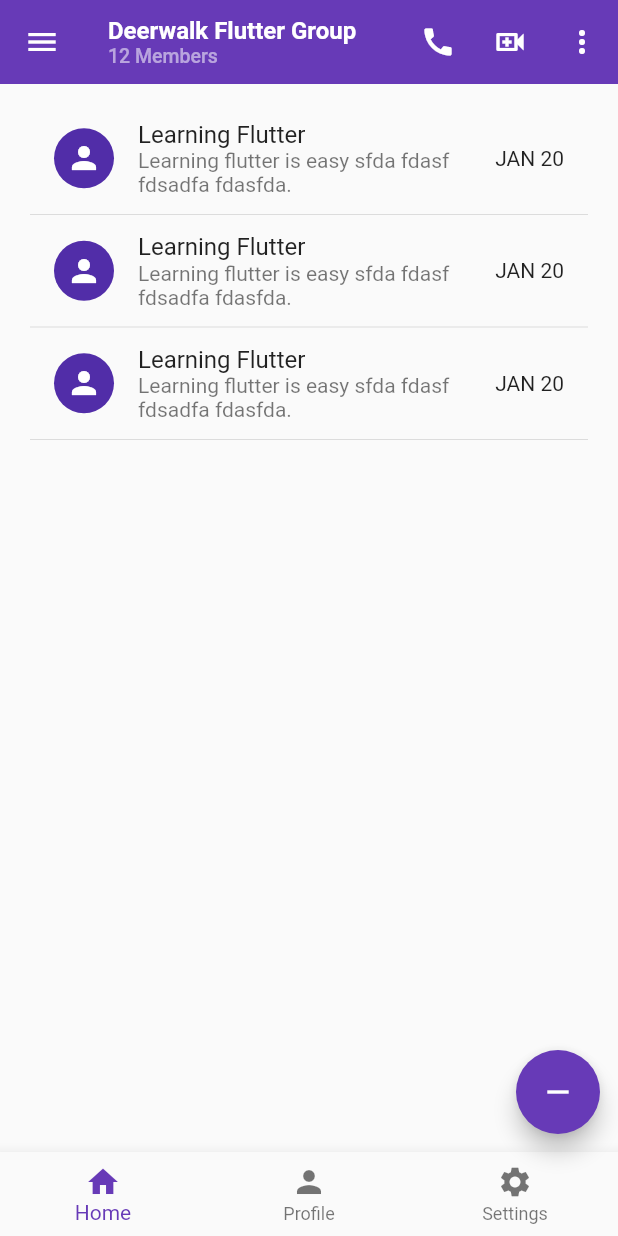
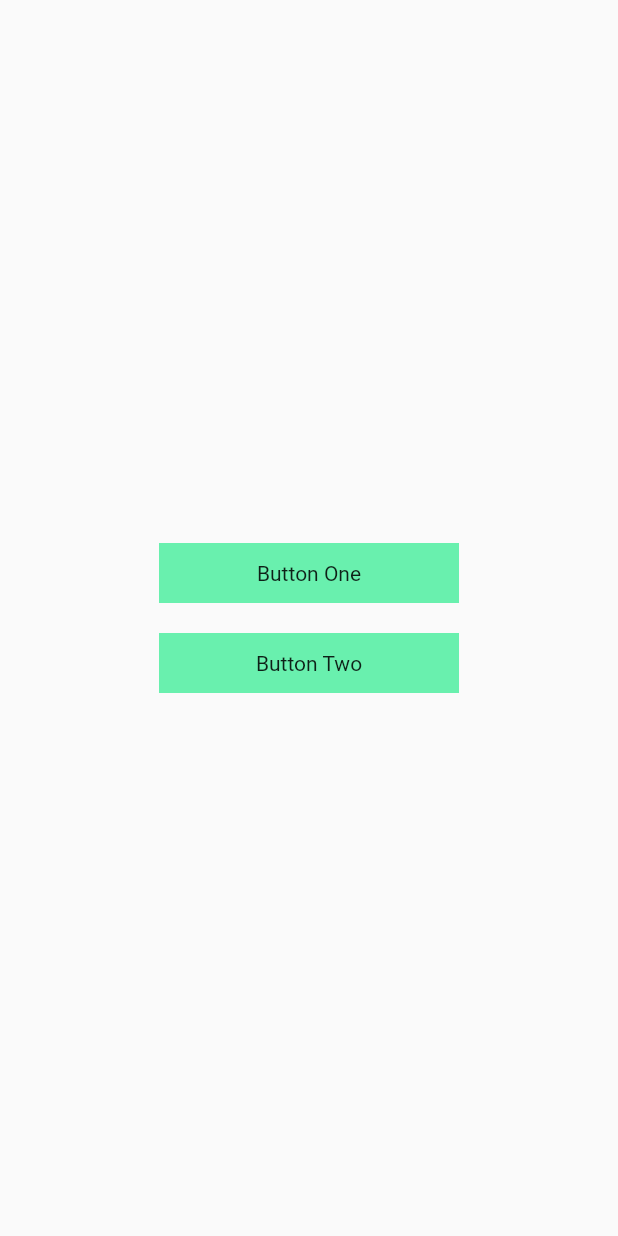
Before and after one commit to sudeepthapa/flutter_class, a Flutter app: the screen it shows after launch, on a phone screen of 412 x 824 dp. Run offline on Flutter 3.47's test engine with Material 2 defaults, Android fonts, the phone set to English and light mode, and no system bars.

Commit message:
stateless widget complete

```diff
--- a/lib/main.dart
+++ b/lib/main.dart
@@ -1,4 +1,6 @@
 import 'package:flutter/material.dart';
+import 'package:flutter_class/screens/HomeScreen.dart';
+import 'package:flutter_class/screens/ProfileScreen.dart';
 
 void main() {
   runApp(MyApp());
@@ -13,102 +15,7 @@ class MyApp extends StatelessWidget {
         theme: ThemeData(
           primarySwatch: Colors.deepPurple,
         ),
-        home: Scaffold(
-          appBar: AppBar(
-            title:
-                Column(crossAxisAlignment: CrossAxisAlignment.start, children: [
-              Text('Deerwalk Flutter Group',
-                  style: TextStyle(
-                    fontSize: 16,
-                    fontWeight: FontWeight.bold,
-                  )),
-              Text(
-                '12 Members',
-                style: TextStyle(color: Colors.white54, fontSize: 13),
-              )
-            ]),
-            // leading: Icon(Icons.arrow_back_ios),
-            elevation: 0,
-            actions: [
-              IconButton(onPressed: () {}, icon: Icon(Icons.call)),
-              IconButton(
-                  onPressed: () {}, icon: Icon(Icons.video_call_outlined)),
-              IconButton(onPressed: () {}, icon: Icon(Icons.more_vert))
-            ],
-            // centerTitle: true,
-          ),
-          body: Container(
-            padding: EdgeInsets.all(20),
-            child: Column(
-              children: [
-                ListTile(
-                  title: Text("Learning Flutter"),
-                  subtitle: Text("Learning flutter is easy sfda fdasf fdsadfa fdasfda."),
-                  leading: CircleAvatar(
-                    child: Icon(Icons.person)
-                  ),
-                  trailing: Text("JAN 20"),
-                  onTap: (){},
-                ),
-                Divider(),
-                ListTile(
-                  title: Text("Learning Flutter"),
-                  subtitle: Text("Learning flutter is easy sfda fdasf fdsadfa fdasfda."),
-                  leading: CircleAvatar(
-                    child: Icon(Icons.person)
-                  ),
-                  trailing: Text("JAN 20"),
-                  onTap: (){},
-                ),
-                Divider(),
-                ListTile(
-                  title: Text("Learning Flutter"),
-                  subtitle: Text("Learning flutter is easy sfda fdasf fdsadfa fdasfda."),
-                  leading: CircleAvatar(
-                    child: Icon(Icons.person)
-                  ),
-                  trailing: Text("JAN 20"),
-                  onTap: (){},
-                ),
-                Divider(),
-              ]
-            ),
-          ),
-          floatingActionButton: FloatingActionButton(
-            onPressed: null,
-            child: Icon(Icons.remove),
-          ),
-          floatingActionButtonLocation:
-              FloatingActionButtonLocation.miniEndFloat,
-          bottomNavigationBar: BottomNavigationBar(
-            items: [
-              BottomNavigationBarItem(icon: Icon(Icons.home), label: "Home"),
-              BottomNavigationBarItem(icon: Icon(Icons.person), label: "Profile"),
-              BottomNavigationBarItem(icon: Icon(Icons.settings), label: "Settings"),
-            ],
-          ),
-          drawer: Drawer(
-            child: SafeArea(
-              child: Column(children: [
-                ListTile(
-                  leading: Icon(Icons.home),
-                  title: Text('Home'),
-                ),
-                ListTile(
-                  leading: Icon(Icons.settings),
-                  title: Text('Settings'),
-                ),
-                ListTile(
-                  leading: Icon(Icons.person),
-                  title: Text('Profile'),
-                ),
-                ListTile(
-                  leading: Icon(Icons.logout),
-                  title: Text('Logout'),
-                ),
-              ]),
-            ),
-          ),
-        ));
+        home: HomeScreen()
+    );
   }
 }
--- /dev/null
+++ b/lib/screens/HomeScreen.dart
@@ -0,0 +1,19 @@
+import 'package:flutter/material.dart';
+import 'package:flutter_class/widgets/CustomButton.dart';
+class HomeScreen extends StatelessWidget {
+  @override
+  Widget build(BuildContext context) {
+    return Scaffold(
+      body: Center(
+        child: Column(
+          mainAxisAlignment: MainAxisAlignment.center,
+          children: [
+            CustomButton(title: 'Button One'),
+            SizedBox(height: 20),
+            CustomButton(title: 'Button Two'),
+          ],
+        )
+      ),
+    );
+  }
+}
--- /dev/null
+++ b/lib/screens/ProfileScreen.dart
@@ -0,0 +1,25 @@
+import 'package:flutter/material.dart';
+
+class ProfileScreen extends StatelessWidget {
+  final String text = "HELLO WORLD";
+  @override
+  Widget build(BuildContext context) {
+    return Scaffold(
+      body: Center(
+          child: Column(
+        mainAxisAlignment: MainAxisAlignment.center,
+        children: [
+          renderText(text),
+        ],
+      )),
+    );
+  }
+
+  Widget renderText(String abc) {
+    return Container(
+      child: Center(
+        child: Text(abc),
+      ),
+    );
+  }
+}
--- /dev/null
+++ b/lib/widgets/CustomButton.dart
@@ -0,0 +1,23 @@
+import 'package:flutter/material.dart';
+
+class CustomButton extends StatelessWidget {
+  final String? title;
+
+  CustomButton({Key? key, this.title});
+
+  @override
+  Widget build(BuildContext context) {
+    return GestureDetector(
+      onTap: () {
+        print("I clicked.");
+      },
+      child: Container(
+        alignment: Alignment.center,
+        width: 200,
+        height: 40,
+        color: Colors.greenAccent,
+        child: Text(title!),
+      ),
+    );
+  }
+}
```
Also changed, not shown: lib/screens/SettingScreen.dart (added).
